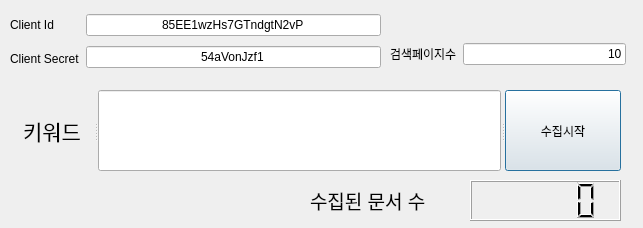
The window that Topic_modeling/Crawling_UI.ui (metalnom/NLP_project2004) describes before a commit, drawn with Qt 5.
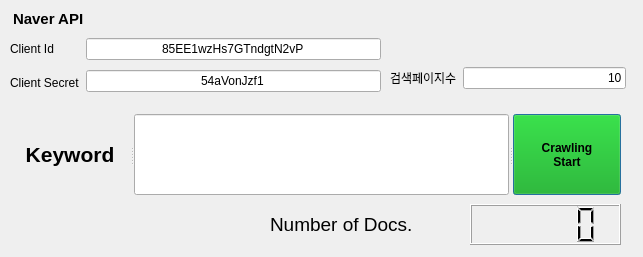
The same window after the commit.

What changed in the file:
```diff
--- a/Topic_modeling/Crawling_UI.ui
+++ b/Topic_modeling/Crawling_UI.ui
@@ -7,7 +7,7 @@
     <x>0</x>
     <y>0</y>
     <width>643</width>
-    <height>228</height>
+    <height>257</height>
    </rect>
   </property>
   <property name="windowTitle">
@@ -17,7 +17,7 @@
    <property name="geometry">
     <rect>
      <x>10</x>
-     <y>90</y>
+     <y>114</y>
      <width>611</width>
      <height>81</height>
     </rect>
@@ -32,10 +32,12 @@
        <property name="font">
         <font>
          <pointsize>16</pointsize>
+         <weight>75</weight>
+         <bold>true</bold>
         </font>
        </property>
        <property name="text">
-        <string>키워드</string>
+        <string>Keyword</string>
        </property>
        <property name="alignment">
         <set>Qt::AlignCenter</set>
@@ -49,8 +51,430 @@
        </property>
       </widget>
       <widget class="QPushButton" name="btn_crawling">
+       <property name="palette">
+        <palette>
+         <active>
+          <colorrole role="WindowText">
+           <brush brushstyle="SolidPattern">
+            <color alpha="255">
+             <red>0</red>
+             <green>0</green>
+             <blue>0</blue>
+            </color>
+           </brush>
+          </colorrole>
+          <colorrole role="Button">
+           <brush brushstyle="SolidPattern">
+            <color alpha="255">
+             <red>0</red>
+             <green>170</green>
+             <blue>0</blue>
+            </color>
+           </brush>
+          </colorrole>
+          <colorrole role="Light">
+           <brush brushstyle="SolidPattern">
+            <color alpha="255">
+             <red>0</red>
+             <green>255</green>
+             <blue>0</blue>
+            </color>
+           </brush>
+          </colorrole>
+          <colorrole role="Midlight">
+           <brush brushstyle="SolidPattern">
+            <color alpha="255">
+             <red>0</red>
+             <green>212</green>
+             <blue>0</blue>
+            </color>
+           </brush>
+          </colorrole>
+          <colorrole role="Dark">
+           <brush brushstyle="SolidPattern">
+            <color alpha="255">
+             <red>0</red>
+             <green>85</green>
+             <blue>0</blue>
+            </color>
+           </brush>
+          </colorrole>
+          <colorrole role="Mid">
+           <brush brushstyle="SolidPattern">
+            <color alpha="255">
+             <red>0</red>
+             <green>113</green>
+             <blue>0</blue>
+            </color>
+           </brush>
+          </colorrole>
+          <colorrole role="Text">
+           <brush brushstyle="SolidPattern">
+            <color alpha="255">
+             <red>0</red>
+             <green>0</green>
+             <blue>0</blue>
+            </color>
+           </brush>
+          </colorrole>
+          <colorrole role="BrightText">
+           <brush brushstyle="SolidPattern">
+            <color alpha="255">
+             <red>255</red>
+             <green>255</green>
+             <blue>255</blue>
+            </color>
+           </brush>
+          </colorrole>
+          <colorrole role="ButtonText">
+           <brush brushstyle="SolidPattern">
+            <color alpha="255">
+             <red>0</red>
+             <green>0</green>
+             <blue>0</blue>
+            </color>
+           </brush>
+          </colorrole>
+          <colorrole role="Base">
+           <brush brushstyle="SolidPattern">
+            <color alpha="255">
+             <red>255</red>
+             <green>255</green>
+             <blue>255</blue>
+            </color>
+           </brush>
+          </colorrole>
+          <colorrole role="Window">
+           <brush brushstyle="SolidPattern">
+            <color alpha="255">
+             <red>0</red>
+             <green>170</green>
+             <blue>0</blue>
+            </color>
+           </brush>
+          </colorrole>
+          <colorrole role="Shadow">
+           <brush brushstyle="SolidPattern">
+            <color alpha="255">
+             <red>0</red>
+             <green>0</green>
+             <blue>0</blue>
+            </color>
+           </brush>
+          </colorrole>
+          <colorrole role="AlternateBase">
+           <brush brushstyle="SolidPattern">
+            <color alpha="255">
+             <red>127</red>
+             <green>212</green>
+             <blue>127</blue>
+            </color>
+           </brush>
+          </colorrole>
+          <colorrole role="ToolTipBase">
+           <brush brushstyle="SolidPattern">
+            <color alpha="255">
+             <red>255</red>
+             <green>255</green>
+             <blue>220</blue>
+            </color>
+           </brush>
+          </colorrole>
+          <colorrole role="ToolTipText">
+           <brush brushstyle="SolidPattern">
+            <color alpha="255">
+             <red>0</red>
+             <green>0</green>
+             <blue>0</blue>
+            </color>
+           </brush>
+          </colorrole>
+         </active>
+         <inactive>
+          <colorrole role="WindowText">
+           <brush brushstyle="SolidPattern">
+            <color alpha="255">
+             <red>0</red>
+             <green>0</green>
+             <blue>0</blue>
+            </color>
+           </brush>
+          </colorrole>
+          <colorrole role="Button">
+           <brush brushstyle="SolidPattern">
+            <color alpha="255">
+             <red>0</red>
+             <green>170</green>
+             <blue>0</blue>
+            </color>
+           </brush>
+          </colorrole>
+          <colorrole role="Light">
+           <brush brushstyle="SolidPattern">
+            <color alpha="255">
+             <red>0</red>
+             <green>255</green>
+             <blue>0</blue>
+            </color>
+           </brush>
+          </colorrole>
+          <colorrole role="Midlight">
+           <brush brushstyle="SolidPattern">
+            <color alpha="255">
+             <red>0</red>
+             <green>212</green>
+             <blue>0</blue>
+            </color>
+           </brush>
+          </colorrole>
+          <colorrole role="Dark">
+           <brush brushstyle="SolidPattern">
+            <color alpha="255">
+             <red>0</red>
+             <green>85</green>
+             <blue>0</blue>
+            </color>
+           </brush>
+          </colorrole>
+          <colorrole role="Mid">
+           <brush brushstyle="SolidPattern">
+            <color alpha="255">
+             <red>0</red>
+             <green>113</green>
+             <blue>0</blue>
+            </color>
+           </brush>
+          </colorrole>
+          <colorrole role="Text">
+           <brush brushstyle="SolidPattern">
+            <color alpha="255">
+             <red>0</red>
+             <green>0</green>
+             <blue>0</blue>
+            </color>
+           </brush>
+          </colorrole>
+          <colorrole role="BrightText">
+           <brush brushstyle="SolidPattern">
+            <color alpha="255">
+             <red>255</red>
+             <green>255</green>
+             <blue>255</blue>
+            </color>
+           </brush>
+          </colorrole>
+          <colorrole role="ButtonText">
+           <brush brushstyle="SolidPattern">
+            <color alpha="255">
+             <red>0</red>
+             <green>0</green>
+             <blue>0</blue>
+            </color>
+           </brush>
+          </colorrole>
+          <colorrole role="Base">
+           <brush brushstyle="SolidPattern">
+            <color alpha="255">
+             <red>255</red>
+             <green>255</green>
+             <blue>255</blue>
+            </color>
+           </brush>
+          </colorrole>
+          <colorrole role="Window">
+           <brush brushstyle="SolidPattern">
+            <color alpha="255">
+             <red>0</red>
+             <green>170</green>
+             <blue>0</blue>
+            </color>
+           </brush>
+          </colorrole>
+          <colorrole role="Shadow">
+           <brush brushstyle="SolidPattern">
+            <color alpha="255">
+             <red>0</red>
+             <green>0</green>
+             <blue>0</blue>
+            </color>
+           </brush>
+          </colorrole>
+          <colorrole role="AlternateBase">
+           <brush brushstyle="SolidPattern">
+            <color alpha="255">
+             <red>127</red>
+             <green>212</green>
+             <blue>127</blue>
+            </color>
+           </brush>
+          </colorrole>
+          <colorrole role="ToolTipBase">
+           <brush brushstyle="SolidPattern">
+            <color alpha="255">
+             <red>255</red>
+             <green>255</green>
+             <blue>220</blue>
+            </color>
+           </brush>
+          </colorrole>
+          <colorrole role="ToolTipText">
+           <brush brushstyle="SolidPattern">
+            <color alpha="255">
+             <red>0</red>
+             <green>0</green>
+             <blue>0</blue>
+            </color>
+           </brush>
+          </colorrole>
+         </inactive>
+         <disabled>
+          <colorrole role="WindowText">
+           <brush brushstyle="SolidPattern">
+            <color alpha="255">
+             <red>0</red>
+             <green>85</green>
+             <blue>0</blue>
+            </color>
+           </brush>
+          </colorrole>
+          <colorrole role="Button">
+           <brush brushstyle="SolidPattern">
+            <color alpha="255">
+             <red>0</red>
+             <green>170</green>
+             <blue>0</blue>
+            </color>
+           </brush>
+          </colorrole>
+          <colorrole role="Light">
+           <brush brushstyle="SolidPattern">
+            <color alpha="255">
+             <red>0</red>
+             <green>255</green>
+             <blue>0</blue>
+            </color>
+           </brush>
+          </colorrole>
+          <colorrole role="Midlight">
+           <brush brushstyle="SolidPattern">
+            <color alpha="255">
+             <red>0</red>
+             <green>212</green>
+             <blue>0</blue>
+            </color>
+           </brush>
+          </colorrole>
+          <colorrole role="Dark">
+           <brush brushstyle="SolidPattern">
+            <color alpha="255">
+             <red>0</red>
+             <green>85</green>
+             <blue>0</blue>
+            </color>
+           </brush>
+          </colorrole>
+          <colorrole role="Mid">
+           <brush brushstyle="SolidPattern">
+            <color alpha="255">
+             <red>0</red>
+             <green>113</green>
+             <blue>0</blue>
+            </color>
+           </brush>
+          </colorrole>
+          <colorrole role="Text">
+           <brush brushstyle="SolidPattern">
+            <color alpha="255">
+             <red>0</red>
+             <green>85</green>
+             <blue>0</blue>
+            </color>
+           </brush>
+          </colorrole>
+          <colorrole role="BrightText">
+           <brush brushstyle="SolidPattern">
+            <color alpha="255">
+             <red>255</red>
+             <green>255</green>
+             <blue>255</blue>
+            </color>
+           </brush>
+          </colorrole>
+          <colorrole role="ButtonText">
+           <brush brushstyle="SolidPattern">
+            <color alpha="255">
+             <red>0</red>
+             <green>85</green>
+             <blue>0</blue>
+            </color>
+           </brush>
+          </colorrole>
+          <colorrole role="Base">
+           <brush brushstyle="SolidPattern">
+            <color alpha="255">
+             <red>0</red>
+             <green>170</green>
+             <blue>0</blue>
+            </color>
+           </brush>
+          </colorrole>
+          <colorrole role="Window">
+           <brush brushstyle="SolidPattern">
+            <color alpha="255">
+             <red>0</red>
+             <green>170</green>
+             <blue>0</blue>
+            </color>
+           </brush>
+          </colorrole>
+          <colorrole role="Shadow">
+           <brush brushstyle="SolidPattern">
+            <color alpha="255">
+             <red>0</red>
+             <green>0</green>
+             <blue>0</blue>
+            </color>
+           </brush>
+          </colorrole>
+          <colorrole role="AlternateBase">
+           <brush brushstyle="SolidPattern">
+            <color alpha="255">
+             <red>0</red>
+             <green>170</green>
+             <blue>0</blue>
+            </color>
+           </brush>
+          </colorrole>
+          <colorrole role="ToolTipBase">
+           <brush brushstyle="SolidPattern">
+            <color alpha="255">
+             <red>255</red>
+             <green>255</green>
+             <blue>220</blue>
+            </color>
+           </brush>
+          </colorrole>
+          <colorrole role="ToolTipText">
+           <brush brushstyle="SolidPattern">
+            <color alpha="255">
+             <red>0</red>
+             <green>0</green>
+             <blue>0</blue>
+            </color>
+           </brush>
+          </colorrole>
+         </disabled>
+        </palette>
+       </property>
+       <property name="font">
+        <font>
+         <weight>75</weight>
+         <bold>true</bold>
+        </font>
+       </property>
        <property name="text">
-        <string>수집시작</string>
+        <string>Crawling
+Start</string>
        </property>
       </widget>
      </widget>
@@ -61,7 +485,7 @@
    <property name="geometry">
     <rect>
      <x>10</x>
-     <y>10</y>
+     <y>34</y>
      <width>371</width>
      <height>63</height>
     </rect>
@@ -115,7 +539,7 @@
    <property name="geometry">
     <rect>
      <x>390</x>
-     <y>40</y>
+     <y>64</y>
      <width>236</width>
      <height>28</height>
     </rect>
@@ -144,7 +568,7 @@
    <property name="geometry">
     <rect>
      <x>470</x>
-     <y>180</y>
+     <y>204</y>
      <width>151</width>
      <height>41</height>
     </rect>
@@ -153,9 +577,9 @@
   <widget class="QLabel" name="label_5">
    <property name="geometry">
     <rect>
-     <x>310</x>
-     <y>185</y>
-     <width>151</width>
+     <x>270</x>
+     <y>209</y>
+     <width>191</width>
      <height>30</height>
     </rect>
    </property>
@@ -165,7 +589,27 @@
     </font>
    </property>
    <property name="text">
-    <string>수집된 문서 수</string>
+    <string>Number of Docs.</string>
+   </property>
+  </widget>
+  <widget class="QLabel" name="label_6">
+   <property name="geometry">
+    <rect>
+     <x>13</x>
+     <y>10</y>
+     <width>101</width>
+     <height>18</height>
+    </rect>
+   </property>
+   <property name="font">
+    <font>
+     <pointsize>11</pointsize>
+     <weight>75</weight>
+     <bold>true</bold>
+    </font>
+   </property>
+   <property name="text">
+    <string>Naver API</string>
    </property>
   </widget>
  </widget>
```
Left out of the diff: 2 changed lines with no effect on the pictures.
